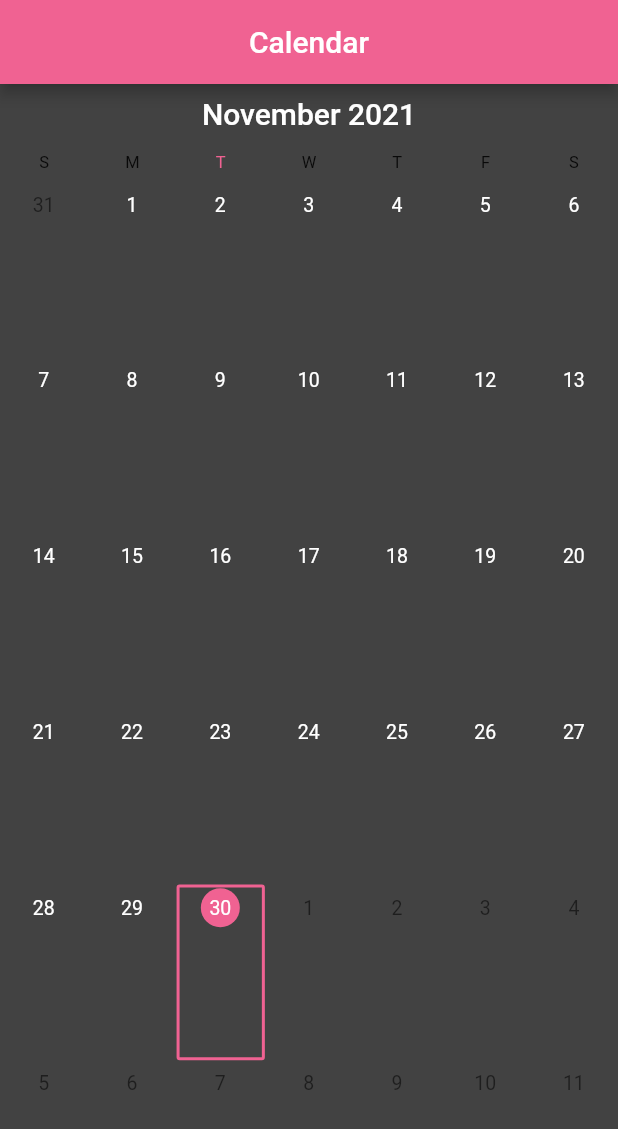
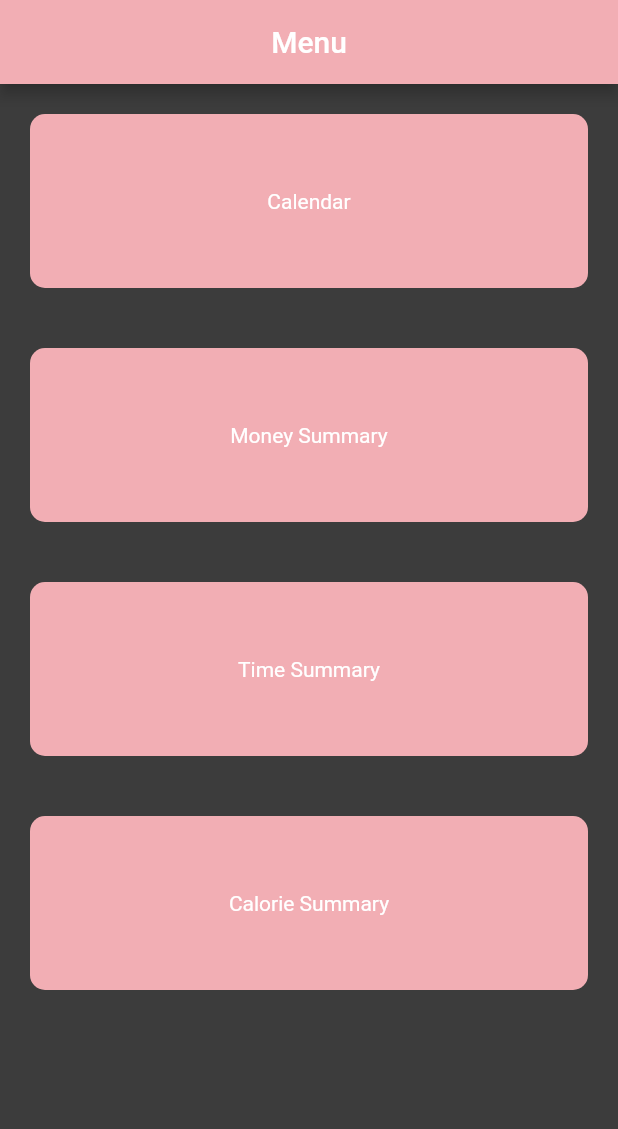
Before and after one commit to noctisbeta/ProdApp, a Flutter app: the screen it shows after launch, on a phone screen of 412 x 824 dp. Shown: the top 1129 px of the screen. Run offline on Flutter 3.47's test engine with Material 2 defaults, Android fonts, the phone set to English and light mode, and no system bars; drawn by our look-alikes of syncfusion_flutter_calendar; our stand-ins replace flutter_colorpicker, sqflite; missing offline and left inert: number_selection; accounts and stored records are empty.

Commit message:
refactor, calorie database, money database start, menu page, more

```diff
--- a/prod_app_3/lib/event.dart
+++ b/prod_app_3/lib/database/event.dart
@@ -38,7 +38,7 @@ class Event {
       minute: int.parse(t22),
     );
 
-    final DateTime dateTime = DateTime.parse(json['eventDateTime'] as String);
+    final DateTime dateTime = DateTime.parse(json['eventDate'] as String);
     final String colorStr = json['eventColor'] as String;
     final List<String> c = colorStr.split(':');
     final String color =
@@ -70,6 +70,6 @@ class Event {
         'timeFrom': from.toString(),
         'timeTo': to.toString(),
         'eventColor': color.toString(),
-        'eventDateTime': dateTime.toString(),
+        'eventDate': dateTime.toString().split(' ')[0],
       };
 }
--- a/prod_app_3/lib/globals.dart
+++ b/prod_app_3/lib/globals.dart
@@ -1,4 +1,4 @@
-import 'event.dart';
+import 'database/event.dart';
 
 List<DateTime> regDays = <DateTime>[];
 List<List<Event>> globalEvents = <List<Event>>[];
--- a/prod_app_3/lib/main.dart
+++ b/prod_app_3/lib/main.dart
@@ -1,5 +1,11 @@
 import 'package:flutter/material.dart';
-import 'package:prod_app_3/screens/calendar_screen.dart';
+import 'package:prod_app_3/providers/date_provider.dart';
+// import 'package:prod_app_3/screens/calendar_screen.dart';
+import 'package:prod_app_3/screens/menu_screen.dart';
+import 'package:provider/provider.dart';
+import 'providers/date_provider.dart';
+
+// import 'screens/money_summary.dart';
 
 Future main() async {
   WidgetsFlutterBinding.ensureInitialized();
@@ -12,25 +18,45 @@ Future main() async {
 class MyApp extends StatelessWidget {
   @override
   Widget build(BuildContext context) {
-    return MaterialApp(
+    return MultiProvider(
+      providers: [
+        ChangeNotifierProvider(
+          create: (_) => DateProvider(),
+        )
+      ],
+      child: MaterialApp(
         builder: (context, child) => MediaQuery(
           data: MediaQuery.of(context).copyWith(alwaysUse24HourFormat: true),
           child: child!,
         ),
         title: 'Productivity app',
         themeMode: ThemeMode.dark,
-      darkTheme: ThemeData.dark().copyWith(
+        theme: ThemeData().copyWith(
           colorScheme: ThemeData().colorScheme.copyWith(
-              primary: Colors.pink[300],
-              secondary: Colors.indigoAccent,
-              brightness: Brightness.light,
+                primary: const Color(0xFFF2AEB4),
+                secondary: const Color(0xFFF2AEB4),
               ),
-        focusColor: Colors.blue,
-        floatingActionButtonTheme: FloatingActionButtonThemeData(
-          foregroundColor: Theme.of(context).colorScheme.secondary,
+          scaffoldBackgroundColor: const Color.fromARGB(255, 60, 60, 60),
+          textTheme: const TextTheme().apply(),
+          textButtonTheme: TextButtonThemeData(
+            style: ButtonStyle(
+              foregroundColor: MaterialStateProperty.all<Color>(Colors.white),
             ),
           ),
-      home: const CalendarScreen(),
+          inputDecorationTheme: const InputDecorationTheme(
+            border: OutlineInputBorder(),
+            enabledBorder: OutlineInputBorder(
+              borderSide: BorderSide(
+                color: Color(0xFFF2AEB4),
+              ),
+            ),
+            labelStyle: TextStyle(
+              color: Color(0xFFF2AEB4),
+            ),
+          ),
+        ),
+        home: const MenuScreen(),
+      ),
     );
   }
 }
--- /dev/null
+++ b/prod_app_3/lib/providers/date_provider.dart
@@ -0,0 +1,8 @@
+import 'package:flutter/material.dart';
+
+class DateProvider with ChangeNotifier {
+  final DateTime _selectedDate = DateTime.now();
+
+  DateTime get selectedDate => _selectedDate;
+  // DateTime? get currentDate => DateTime.now();
+}
--- a/prod_app_3/lib/screens/calendar_screen.dart
+++ b/prod_app_3/lib/screens/calendar_screen.dart
@@ -1,5 +1,7 @@
 import 'package:flutter/material.dart';
 import '../widgets/calendar_widget.dart';
+
+// TODO: Provider za day info
 
 class CalendarScreen extends StatelessWidget {
   const CalendarScreen({Key? key}) : super(key: key);
--- a/prod_app_3/lib/screens/event_adding_screen.dart
+++ b/prod_app_3/lib/screens/event_adding_screen.dart
@@ -1,9 +1,9 @@
 import 'package:flutter/cupertino.dart';
 import 'package:flutter/material.dart';
 import 'package:flutter_colorpicker/flutter_colorpicker.dart';
-import 'package:prod_app_3/database.dart';
+import 'package:prod_app_3/database/database.dart';
 
-import '../event.dart';
+import '../database/event.dart';
 
 class EventAddingPage extends StatefulWidget {
   final List<Event> events;
--- /dev/null
+++ b/prod_app_3/lib/screens/menu_screen.dart
@@ -0,0 +1,29 @@
+import 'package:flutter/material.dart';
+import '../widgets/menu_buttons.dart';
+
+class MenuScreen extends StatelessWidget {
+  const MenuScreen({Key? key}) : super(key: key);
+
+  List<Widget> get buttons => const [
+        CalendarButton(),
+        MoneyButton(),
+        TimeButton(),
+        CalorieButton(),
+      ];
+
+  @override
+  Widget build(BuildContext context) {
+    return Scaffold(
+      appBar: AppBar(
+        title: const Text('Menu'),
+        centerTitle: true,
+      ),
+      body: ListView.builder(
+        itemCount: buttons.length,
+        itemBuilder: (context, index) {
+          return buttons[index];
+        },
+      ),
+    );
+  }
+}
--- /dev/null
+++ b/prod_app_3/lib/widgets/menu_buttons.dart
@@ -0,0 +1,149 @@
+import 'package:flutter/material.dart';
+import 'package:prod_app_3/providers/date_provider.dart';
+import 'package:prod_app_3/screens/calendar_screen.dart';
+import 'package:provider/provider.dart';
+
+import '../providers/date_provider.dart';
+// import 'package:prod_app_3/screens/day_summary_screen.dart';
+import '../screens/calorie_screen.dart';
+// import '../screens/day_summary_screen.dart';
+import '../screens/money_summary.dart';
+
+class CalendarButton extends StatelessWidget {
+  const CalendarButton({Key? key}) : super(key: key);
+
+  @override
+  Widget build(BuildContext context) {
+    return Ink(
+      child: InkWell(
+        onTap: () {
+          Navigator.of(context).push(
+            MaterialPageRoute(
+              builder: (context) {
+                return const CalendarScreen();
+              },
+            ),
+          );
+        },
+        splashColor: Colors.red,
+        borderRadius: BorderRadius.circular(10),
+        child: Container(
+          padding: const EdgeInsets.symmetric(vertical: 50),
+          margin: const EdgeInsets.all(20),
+          decoration: BoxDecoration(
+            color: Theme.of(context).colorScheme.primary,
+            borderRadius: BorderRadius.circular(10),
+          ),
+          alignment: Alignment.center,
+          child: const Text('Calendar'),
+        ),
+      ),
+    );
+  }
+}
+
+class MoneyButton extends StatelessWidget {
+  const MoneyButton({Key? key}) : super(key: key);
+
+  @override
+  Widget build(BuildContext context) {
+    return Ink(
+      child: InkWell(
+        onTap: () {
+          Navigator.of(context).push(
+            MaterialPageRoute(
+              builder: (context) {
+                return const MoneySummaryScreen();
+              },
+            ),
+          );
+        },
+        splashColor: Colors.red,
+        borderRadius: BorderRadius.circular(10),
+        child: Container(
+          padding: const EdgeInsets.symmetric(vertical: 50),
+          margin: const EdgeInsets.all(20),
+          decoration: BoxDecoration(
+            color: Theme.of(context).colorScheme.primary,
+            borderRadius: BorderRadius.circular(10),
+          ),
+          alignment: Alignment.center,
+          child: const Text('Money Summary'),
+        ),
+      ),
+    );
+  }
+}
+
+class TimeButton extends StatelessWidget {
+  const TimeButton({Key? key}) : super(key: key);
+
+  @override
+  Widget build(BuildContext context) {
+    return Ink(
+      child: InkWell(
+        onTap: () {
+          Navigator.of(context).push(
+            MaterialPageRoute(
+              builder: (context) {
+                // return const DaySummaryScreen();
+                return Container();
+              },
+            ),
+          );
+        },
+        splashColor: Colors.red,
+        borderRadius: BorderRadius.circular(10),
+        child: Container(
+          padding: const EdgeInsets.symmetric(vertical: 50),
+          margin: const EdgeInsets.all(20),
+          decoration: BoxDecoration(
+            color: Theme.of(context).colorScheme.primary,
+            borderRadius: BorderRadius.circular(10),
+          ),
+          alignment: Alignment.center,
+          child: const Text('Time Summary'),
+        ),
+      ),
+    );
+  }
+}
+
+class CalorieButton extends StatelessWidget {
+  const CalorieButton({Key? key}) : super(key: key);
+
+  @override
+  Widget build(BuildContext context) {
+    return Ink(
+      child: InkWell(
+        onTap: () {
+          Navigator.of(context).push(
+            MaterialPageRoute(
+              builder: (context) {
+                return Consumer<DateProvider>(
+                  builder: (context, datePro, child) {
+                    return CalorieScreen(
+                      dateTime: DateTime.now(),
+                    );
+                  },
+                );
+              },
+            ),
+          );
+        },
+        splashColor: Colors.red,
+        borderRadius: BorderRadius.circular(10),
+        child: Container(
+          padding: const EdgeInsets.symmetric(vertical: 50),
+          margin: const EdgeInsets.all(20),
+          decoration: BoxDecoration(
+            color: Theme.of(context).colorScheme.primary,
+            borderRadius: BorderRadius.circular(10),
+          ),
+          alignment: Alignment.center,
+          child: const Text('Calorie Summary'),
+        ),
+      ),
+    );
+  }
+}
--- a/prod_app_3/pubspec.yaml
+++ b/prod_app_3/pubspec.yaml
@@ -49,6 +49,8 @@ dependencies:
   provider: ^6.0.1
   path_provider: ^2.0.6
 
+  number_selection: ^1.0.0
+
 dev_dependencies:
   flutter_test:
     sdk: flutter
```
Also changed, not shown: prod_app_3/lib/database/calorie_event.dart (added, +40 -0 lines), prod_app_3/lib/database/database.dart (renamed from prod_app_3/lib/database.dart, +57 -5 lines), prod_app_3/lib/database/money_event.dart (added, +42 -0 lines), prod_app_3/lib/screens/calorie_adding_screen.dart (added, +146 -0 lines), prod_app_3/lib/screens/calorie_screen.dart (added, +128 -0 lines), prod_app_3/lib/screens/day_summary_screen.dart (+6 -9 lines), prod_app_3/lib/screens/money_summary.dart (added, +46 -0 lines), prod_app_3/pubspec.lock. Lines whose indentation alone changed are shown as unchanged.
